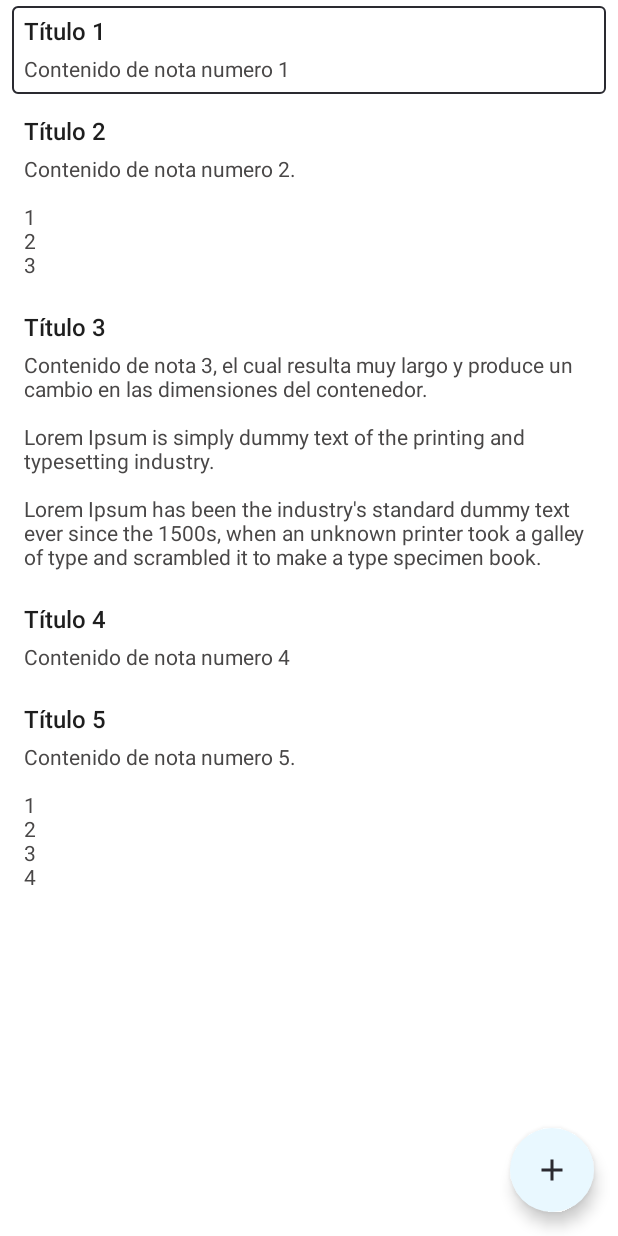
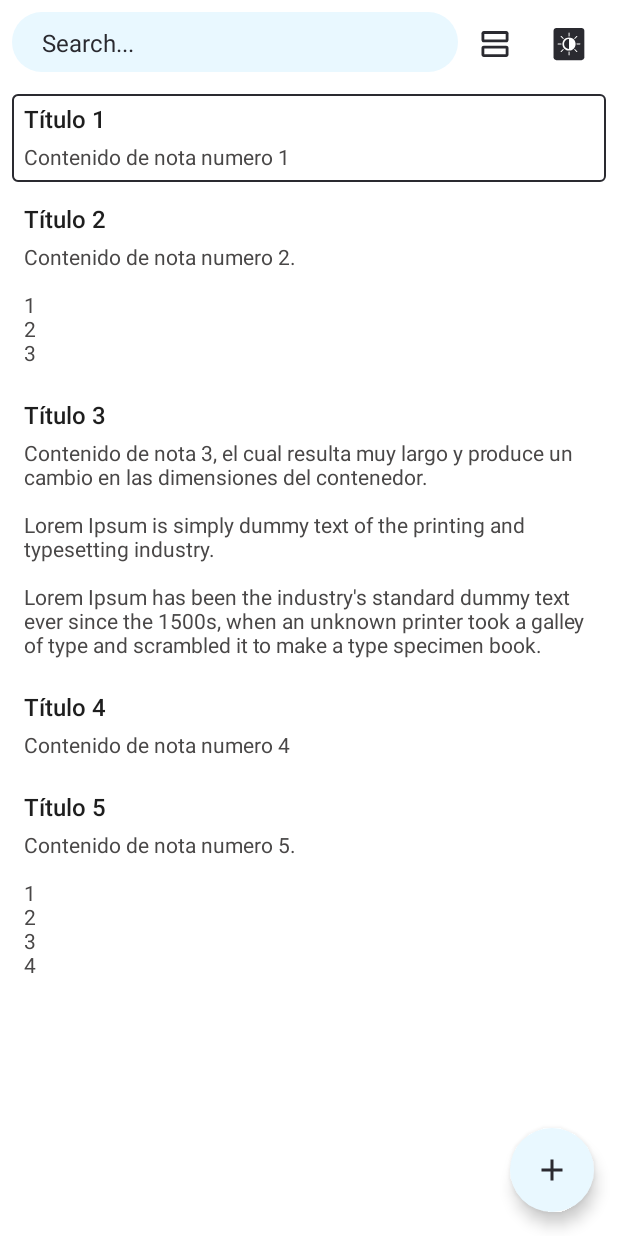
Before and after one commit to LeonardoMorales/Notas-Room, an Android app built with Jetpack Compose: the composable NoteListScreen called with sample values from the repository, on a phone screen of 412 x 824 dp. Run offline under Robolectric (Android 15) with nearby library versions, the phone set to English and light mode, and no system bars; 3 statements that could not run were skipped.

Commit message:
Custom TopAppBar Design

```diff
--- a/app/src/main/java/dev/leonardom/notasroom/presentation/note_list/NoteListScreen.kt
+++ b/app/src/main/java/dev/leonardom/notasroom/presentation/note_list/NoteListScreen.kt
@@ -15,13 +15,19 @@ import androidx.compose.ui.Modifier
 import androidx.compose.ui.graphics.ColorFilter
 import dev.leonardom.notasroom.domain.model.Note
 import dev.leonardom.notasroom.domain.model.NoteColor
+import dev.leonardom.notasroom.presentation.note_list.components.CustomTopAppBar
 import dev.leonardom.notasroom.presentation.note_list.components.NoteDesign
 import dev.leonardom.notasroom.presentation.ui.noteAppColors
 import dev.leonardom.notasroom.presentation.utils.getNoteColorFromIndex
 
 @Composable
 fun NoteListScreen(
-    noteList: List<Note>
+    noteList: List<Note>,
+    isLinearLayoutMode: Boolean,
+    toggleLayoutMode: () -> Unit,
+    toggleDarkMode: () -> Unit,
+    onSearchQuery: (String) -> Unit,
+    modifyNote: (String?) -> Unit
 ) {
 
     val noteColorList = listOf(
@@ -52,7 +58,15 @@ fun NoteListScreen(
                 )
             }
         },
-        topBar = {}
+        topBar = {
+            CustomTopAppBar(
+                modifier = Modifier.background(MaterialTheme.noteAppColors.appBgColor),
+                isLinearLayoutMode = isLinearLayoutMode,
+                toggleLayoutMode = toggleLayoutMode,
+                toggleDarkMode = toggleDarkMode,
+                onSearchQuery = onSearchQuery
+            )
+        }
     ) {
         LazyColumn(
             modifier = Modifier
@@ -64,7 +78,7 @@ fun NoteListScreen(
                 NoteDesign(
                     note = note,
                     noteColor = getNoteColorFromIndex(noteColorList, note.color),
-                    modifyNote = {  }
+                    modifyNote = { modifyNote(note.id) }
                 )
             }
         }
--- /dev/null
+++ b/app/src/main/java/dev/leonardom/notasroom/presentation/note_list/components/CustomTopAppBar.kt
@@ -0,0 +1,69 @@
+package dev.leonardom.notasroom.presentation.note_list.components
+
+import androidx.compose.foundation.Image
+import androidx.compose.foundation.clickable
+import androidx.compose.foundation.layout.Row
+import androidx.compose.foundation.layout.fillMaxWidth
+import androidx.compose.foundation.layout.padding
+import androidx.compose.foundation.layout.size
+import androidx.compose.material.MaterialTheme
+import androidx.compose.runtime.Composable
+import androidx.compose.ui.Alignment
+import androidx.compose.ui.Modifier
+import androidx.compose.ui.graphics.ColorFilter
+import androidx.compose.ui.res.painterResource
+import androidx.compose.ui.unit.dp
+import dev.leonardom.notasroom.R
+import dev.leonardom.notasroom.presentation.ui.noteAppColors
+
+@Composable
+fun CustomTopAppBar(
+    modifier: Modifier = Modifier,
+    isLinearLayoutMode: Boolean,
+    toggleLayoutMode: () -> Unit,
+    toggleDarkMode: () -> Unit,
+    onSearchQuery: (String) -> Unit
+) {
+
+    val layoutModeButton = if(isLinearLayoutMode) {
+        painterResource(id = R.drawable.ic_grid)
+    } else {
+        painterResource(id = R.drawable.ic_list)
+    }
+
+    Row(
+        modifier = modifier
+            .fillMaxWidth()
+            .padding(8.dp)
+    ) {
+        SearchBar(
+            hint = "Search...",
+            modifier = Modifier
+                .fillMaxWidth()
+                .weight(0.750f),
+            onSearch = onSearchQuery
+        )
+
+        Image(
+            modifier = Modifier
+                .size(24.dp)
+                .weight(0.125f)
+                .align(Alignment.CenterVertically)
+                .clickable { toggleLayoutMode() },
+            painter = layoutModeButton,
+            contentDescription = "LayoutModeButton",
+            colorFilter = ColorFilter.tint(color = MaterialTheme.noteAppColors.onSecondaryColor)
+        )
+
+        Image(
+            modifier = Modifier
+                .size(24.dp)
+                .weight(0.125f)
+                .align(Alignment.CenterVertically)
+                .clickable { toggleDarkMode() },
+            painter = painterResource(id = R.drawable.ic_dark_mode),
+            contentDescription = "DarkModeButton",
+        )
+    }
+
+}
--- /dev/null
+++ b/app/src/main/java/dev/leonardom/notasroom/presentation/note_list/components/SearchBar.kt
@@ -0,0 +1,81 @@
+package dev.leonardom.notasroom.presentation.note_list.components
+
+import androidx.compose.foundation.background
+import androidx.compose.foundation.layout.Box
+import androidx.compose.foundation.layout.fillMaxWidth
+import androidx.compose.foundation.layout.padding
+import androidx.compose.foundation.shape.CircleShape
+import androidx.compose.foundation.text.BasicTextField
+import androidx.compose.foundation.text.KeyboardActions
+import androidx.compose.foundation.text.KeyboardOptions
+import androidx.compose.material.MaterialTheme
+import androidx.compose.material.Text
+import androidx.compose.runtime.Composable
+import androidx.compose.runtime.mutableStateOf
+import androidx.compose.runtime.remember
+import androidx.compose.runtime.getValue
+import androidx.compose.runtime.setValue
+import androidx.compose.ui.Modifier
+import androidx.compose.ui.focus.onFocusChanged
+import androidx.compose.ui.graphics.SolidColor
+import androidx.compose.ui.platform.LocalFocusManager
+import androidx.compose.ui.text.TextStyle
+import androidx.compose.ui.text.input.ImeAction
+import androidx.compose.ui.unit.dp
+import dev.leonardom.notasroom.presentation.ui.noteAppColors
+
+@Composable
+fun SearchBar(
+    modifier: Modifier = Modifier,
+    hint: String = "",
+    onSearch: (String) -> Unit = {  }
+) {
+
+    var text by remember { mutableStateOf("") }
+
+    var isHintDisplayed by remember{ mutableStateOf(hint != "") }
+
+    val focusManager = LocalFocusManager.current
+
+    Box(modifier = modifier){
+
+        BasicTextField(
+            value = text,
+            onValueChange = { newSearch ->
+                text = newSearch
+                onSearch(newSearch)
+            },
+            maxLines = 1,
+            singleLine = true,
+            textStyle = TextStyle(
+                color = MaterialTheme.noteAppColors.onSecondaryColor
+            ),
+            cursorBrush = SolidColor(MaterialTheme.noteAppColors.onSecondaryColor),
+            modifier = Modifier
+                .fillMaxWidth()
+                .background(color = MaterialTheme.noteAppColors.secondaryColor, CircleShape)
+                .padding(horizontal = 20.dp, vertical = 12.dp)
+                .onFocusChanged {
+                    isHintDisplayed = !it.isFocused && text.isEmpty()
+                },
+            keyboardOptions = KeyboardOptions(
+                imeAction = ImeAction.Search
+            ),
+            keyboardActions = KeyboardActions(
+                onSearch = {
+                    focusManager.clearFocus()
+                }
+            ),
+        )
+
+        if(isHintDisplayed) {
+            Text(
+                text = hint,
+                color = MaterialTheme.noteAppColors.onSecondaryColor,
+                modifier = Modifier.padding(horizontal = 20.dp, vertical = 12.dp)
+            )
+        }
+
+    }
+
+}
```
